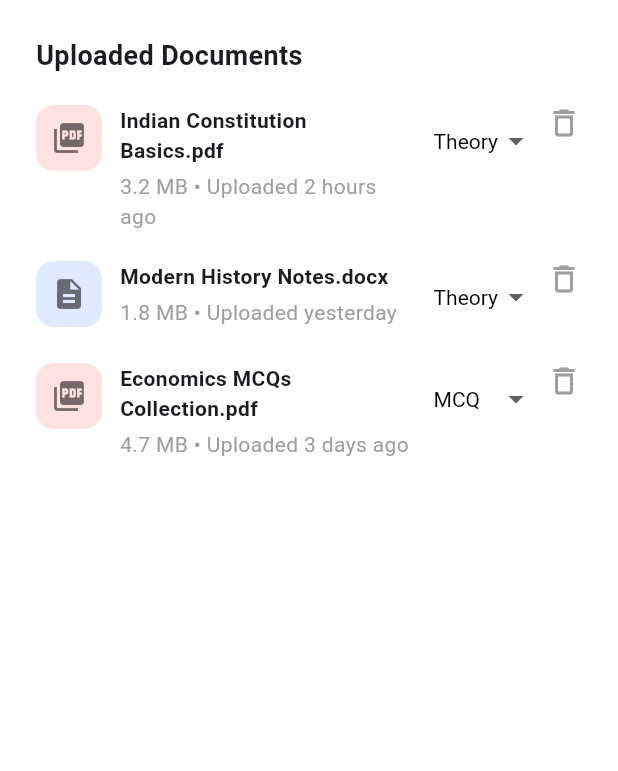
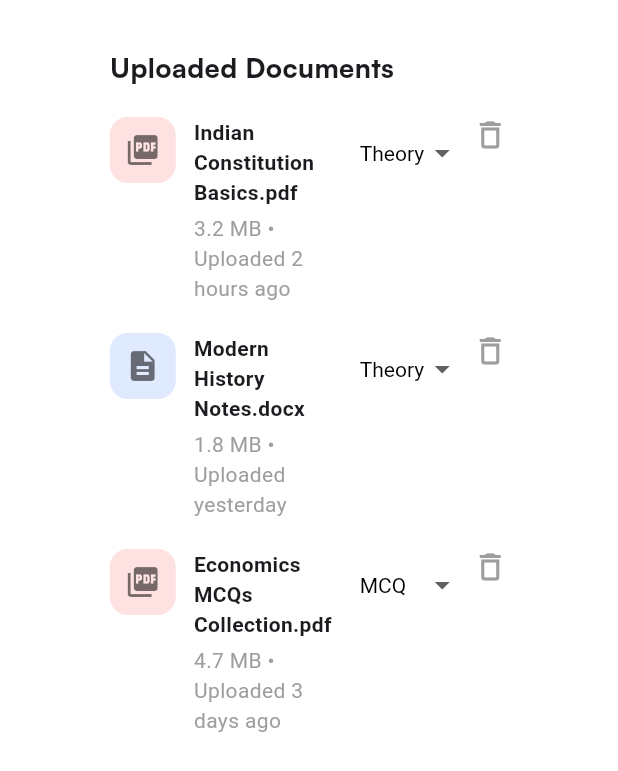
Before and after one commit to Debdaru07/eduforge_ai, a Flutter app: the UploadedDocuments widget shown alone on an empty page, opened directly, on a phone screen of 412 x 824 dp. Shown: the top 771 px of the screen. Run offline on Flutter 3.47's test engine with Material 3 defaults, Android fonts, the phone set to English and light mode, and no system bars; our stand-ins replace cloud_firestore, connectivity_plus, dotted_border, firebase_core, font_awesome_flutter, go_router; accounts and stored records are empty.

Commit message:
Uploaded Documents in Progress.

```diff
--- a/lib/screens/upload_files/components/uploaded_documents.dart
+++ b/lib/screens/upload_files/components/uploaded_documents.dart
@@ -11,18 +11,23 @@ class _UploadedDocumentsState extends State<UploadedDocuments> {
   @override
   Widget build(BuildContext context) {
     return Container(
-      width: double.infinity,
-      margin: const EdgeInsets.all(24),
+      margin: EdgeInsets.symmetric(horizontal: MediaQuery.of(context).size.width * 0.1,),
+      padding: EdgeInsets.all(32),
       decoration: BoxDecoration(
         color: Colors.white,
         borderRadius: BorderRadius.circular(20),
       ),
       child: Column(
         crossAxisAlignment: CrossAxisAlignment.start,
+        mainAxisAlignment: MainAxisAlignment.start,
         children: [
           const Text(
             "Uploaded Documents",
-            style: TextStyle(fontSize: 18, fontWeight: FontWeight.w600),
+            style: TextStyle(
+              fontSize: 18,
+              fontWeight: FontWeight.w800,
+              fontFamily: 'Satoshi',
+            ),
           ),
           const SizedBox(height: 20),
 
--- a/lib/screens/upload_files/upload.dart
+++ b/lib/screens/upload_files/upload.dart
@@ -1,8 +1,4 @@
-import 'package:aspirants_ai/theme/app_colors.dart';
-import 'package:dotted_border/dotted_border.dart';
 import 'package:flutter/material.dart';
-import 'package:font_awesome_flutter/font_awesome_flutter.dart';
-
 import 'components/pdf_uploader.dart';
 import 'components/uploaded_documents.dart';
 
```
